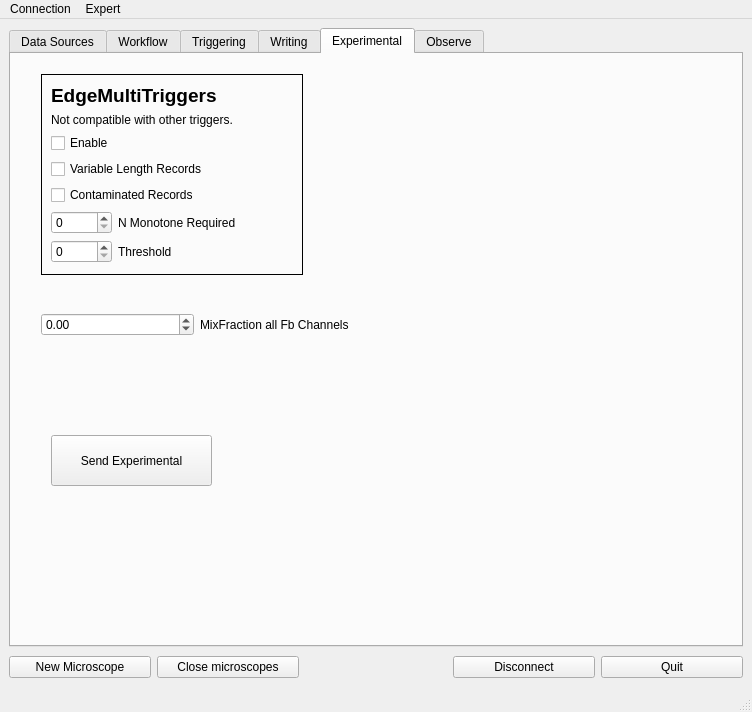
Above: dc.ui from usnistgov/dastardcommander before the change. Below: the same form after it.
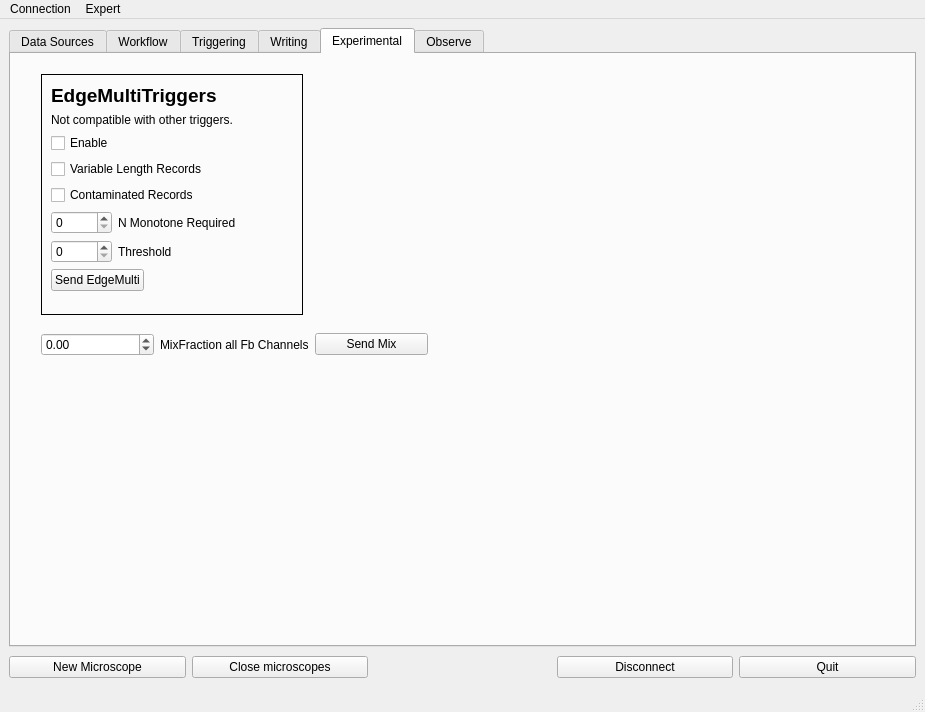
That is the form after the change. The open tabs and pages were chosen to show the change. Icons and pictures are not drawn.

Patch:
```diff
--- a/dc.ui
+++ b/dc.ui
@@ -6,7 +6,7 @@
    <rect>
     <x>0</x>
     <y>0</y>
-    <width>752</width>
+    <width>925</width>
     <height>712</height>
    </rect>
   </property>
@@ -638,7 +638,7 @@
           <x>30</x>
           <y>20</y>
           <width>262</width>
-          <height>201</height>
+          <height>241</height>
          </rect>
         </property>
         <property name="frameShape">
@@ -724,14 +724,21 @@
            </item>
           </layout>
          </item>
+         <item row="7" column="0">
+          <widget class="QPushButton" name="pushButton_sendEdgeMulti">
+           <property name="text">
+            <string>Send EdgeMulti</string>
+           </property>
+          </widget>
+         </item>
         </layout>
        </widget>
        <widget class="QWidget" name="horizontalLayoutWidget">
         <property name="geometry">
          <rect>
           <x>30</x>
-          <y>250</y>
-          <width>311</width>
+          <y>270</y>
+          <width>387</width>
           <height>41</height>
          </rect>
         </property>
@@ -753,21 +760,15 @@
            </property>
           </widget>
          </item>
+         <item>
+          <widget class="QPushButton" name="pushButton_sendMix">
+           <property name="text">
+            <string>Send Mix</string>
+           </property>
+          </widget>
+         </item>
         </layout>
        </widget>
-       <widget class="QPushButton" name="pushButton_sendExperimental">
-        <property name="geometry">
-         <rect>
-          <x>40</x>
-          <y>381</y>
-          <width>161</width>
-          <height>51</height>
-         </rect>
-        </property>
-        <property name="text">
-         <string>Send Experimental</string>
-        </property>
-       </widget>
       </widget>
       <widget class="QWidget" name="tabObserve">
        <attribute name="title">
@@ -783,7 +784,7 @@
     <rect>
      <x>0</x>
      <y>0</y>
-     <width>752</width>
+     <width>925</width>
      <height>22</height>
     </rect>
    </property>
```
